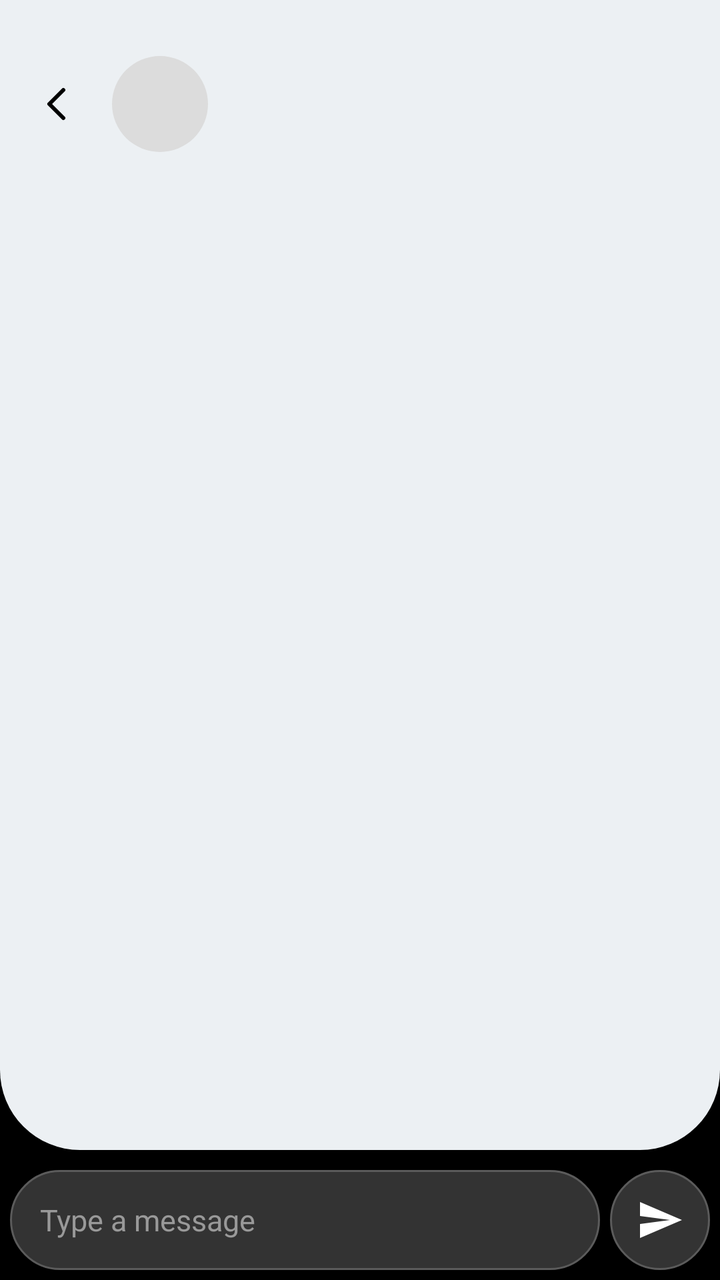
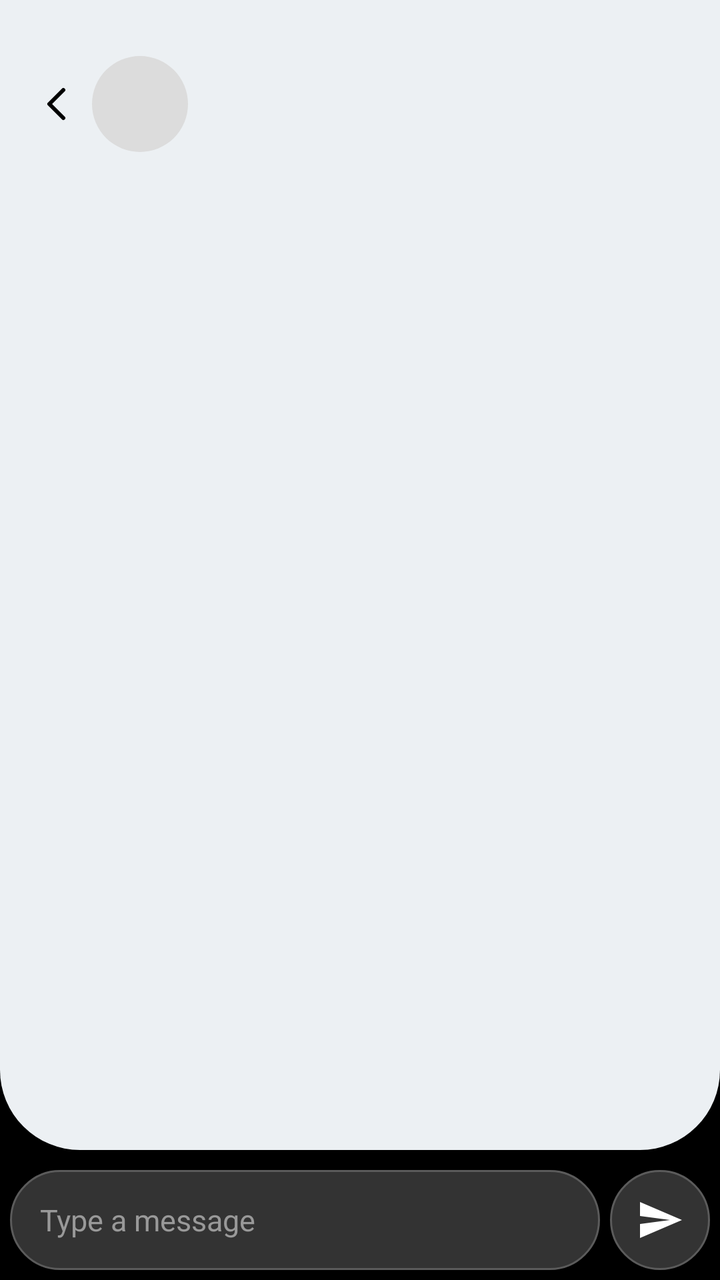

An Android layout rendered at two revisions. The XML below is the earlier revision; the diff shows what the commit changed to produce the second picture.
<!-- AndroidManifest.xml: application theme Theme.Ft_hangouts -->
<!-- res/layout/message.xml -->
<?xml version="1.0" encoding="utf-8"?>
<LinearLayout xmlns:android="http://schemas.android.com/apk/res/android"
    android:layout_width="match_parent"
    android:layout_height="match_parent"
    android:orientation="vertical"
    android:fitsSystemWindows="true"
    android:background="@color/black">

    <LinearLayout
        android:layout_width="match_parent"
        android:orientation="vertical"
        android:background="@drawable/bottom_rounded"
        android:padding="16dp"
        android:layout_height="0dp"
        android:layout_weight="1">

        <LinearLayout xmlns:android="http://schemas.android.com/apk/res/android"
            android:layout_width="match_parent"
            android:layout_height="wrap_content"
            android:orientation="horizontal"
            android:gravity="center_vertical"
            android:paddingTop="12dp"
            android:paddingBottom="12dp">

            <ImageButton
                android:id="@+id/closeButton"
                android:layout_width="25dp"
                android:layout_height="25dp"
                android:background="@null"
                android:src="@drawable/ic_back"
                android:contentDescription="@string/close_page" />

            <TextView
                android:id="@+id/avatar"
                android:layout_marginLeft="15dp"
                android:layout_width="48dp"
                android:layout_height="48dp"
                android:background="@drawable/circle_bg"
                android:gravity="center"
                android:textColor="#FFFFFF"
                android:backgroundTint="#dcdcdc"
                android:textSize="20sp"
                android:fontFamily="sans-serif-medium" />

            <LinearLayout
                android:layout_width="0dp"
                android:layout_height="wrap_content"
                android:layout_weight="1"
                android:layout_marginStart="12dp"
                android:orientation="vertical">

                <TextView
                    android:id="@+id/name"
                    android:layout_width="match_parent"
                    android:layout_height="wrap_content"
                    android:textColor="#000000"
                    android:textSize="16sp"
                    android:fontFamily="sans-serif-medium" />

                <TextView
                    android:id="@+id/phone"
                    android:layout_width="match_parent"
                    android:layout_height="wrap_content"
                    android:textColor="#666666"
                    android:textSize="14sp" />
            </LinearLayout>
        </LinearLayout>

        <ListView
            android:id="@+id/listMessages"
            android:layout_width="match_parent"
            android:layout_height="0dp"
            android:layout_weight="1"
            android:divider="@null"
            android:stackFromBottom="true"
            android:transcriptMode="alwaysScroll" />
    </LinearLayout>

    
    <LinearLayout
        android:layout_marginTop="5dp"
        android:layout_width="match_parent"
        android:padding="5dp"
        android:layout_height="60dp">

        <EditText
            android:id="@+id/editMessage"
            android:background="@drawable/text_box"
            android:layout_width="0dp"
            android:textColor="@color/white"
            android:textColorHint="#999999"
            android:textSize="15sp"
            android:autofillHints=""
            android:padding="15dp"
            android:inputType="text"
            android:imeOptions="actionSend"
            android:layout_height="match_parent"
            android:layout_weight="1"
            android:hint="Type a message" />

        <ImageButton
            android:id="@+id/buttonSend"
            android:layout_width="50dp"
            android:layout_height="50dp"
            android:layout_marginStart="5dp"
            android:background="@drawable/text_box"
            android:src="@drawable/ic_send"
            android:contentDescription="Send" />
    </LinearLayout>

</LinearLayout>
<!-- resources referenced by this layout -->
<resources>
  <color name="black">#FF000000</color>
  <color name="white">#FFFFFFFF</color>
  <!-- drawable bottom_rounded (drawable) -->
  <?xml version="1.0" encoding="utf-8"?>
  <shape xmlns:android="http://schemas.android.com/apk/res/android"
      android:shape="rectangle">
      <solid android:color="#ECF0F3" />
      <corners
          android:topLeftRadius="0dp"
          android:topRightRadius="0dp"
          android:bottomLeftRadius="40dp"
          android:bottomRightRadius="40dp" />
  </shape>
  <!-- drawable circle_bg (drawable) -->
  <?xml version="1.0" encoding="utf-8"?>
  <shape xmlns:android="http://schemas.android.com/apk/res/android"
      android:shape="oval">
      <solid android:color="@color/black" />
  </shape>
  <!-- drawable ic_back (drawable) -->
  <?xml version="1.0" encoding="utf-8"?>
  <vector xmlns:android="http://schemas.android.com/apk/res/android"
      android:width="24dp"
      android:height="24dp"
      android:viewportWidth="24"
      android:viewportHeight="24">
      <path
          android:strokeColor="#000"
          android:strokeWidth="2"
          android:strokeLineCap="round"
          android:strokeLineJoin="round"
          android:pathData="M15,5 L8,12 L15,19" />
  </vector>
  <!-- drawable ic_send (drawable) -->
  <?xml version="1.0" encoding="utf-8"?>
  <vector xmlns:android="http://schemas.android.com/apk/res/android"
      android:width="24dp"
      android:height="24dp"
      android:viewportWidth="24"
      android:viewportHeight="24"
      android:autoMirrored="true">
      <path
          android:fillColor="#FFFFFF"
          android:pathData="M2.01,21L23,12 2.01,3 2,10l15,2 -15,2z" />
  </vector>
  <!-- drawable text_box (drawable) -->
  <?xml version="1.0" encoding="utf-8"?>
  <shape xmlns:android="http://schemas.android.com/apk/res/android"
      android:shape="rectangle">
      <solid android:color="#333333" />
      <stroke
          android:width="1dp"
          android:color="#5b5b5b" />
      <corners android:radius="55dp" />
  </shape>
  <string name="close_page">Close Page</string>
  <style name="Theme.Ft_hangouts" parent="android:Theme.Material.Light.NoActionBar">
          <item name="android:windowBackground">#ECF0F3</item>
      </style>
</resources>

<!-- the commit's change to res/layout/message.xml (unified diff, before → after) -->
@@ -30,17 +30,31 @@
                 android:src="@drawable/ic_back"
                 android:contentDescription="@string/close_page" />
 
-            <TextView
-                android:id="@+id/avatar"
-                android:layout_marginLeft="15dp"
+            <FrameLayout
                 android:layout_width="48dp"
                 android:layout_height="48dp"
-                android:background="@drawable/circle_bg"
-                android:gravity="center"
-                android:textColor="#FFFFFF"
-                android:backgroundTint="#dcdcdc"
-                android:textSize="20sp"
-                android:fontFamily="sans-serif-medium" />
+                android:layout_marginStart="5dp">
+
+                <ImageView
+                    android:id="@+id/avatarImage"
+                    android:layout_width="match_parent"
+                    android:layout_height="match_parent"
+                    android:background="@drawable/circle_bg"
+                    android:scaleType="centerCrop"
+                    android:visibility="gone"
+                    android:contentDescription="@null" />
+
+                <TextView
+                    android:id="@+id/avatar"
+                    android:layout_width="match_parent"
+                    android:layout_height="match_parent"
+                    android:background="@drawable/circle_bg"
+                    android:backgroundTint="#dcdcdc"
+                    android:gravity="center"
+                    android:textColor="#FFFFFF"
+                    android:textSize="20sp"
+                    android:fontFamily="sans-serif-medium" />
+            </FrameLayout>
 
             <LinearLayout
                 android:layout_width="0dp"
